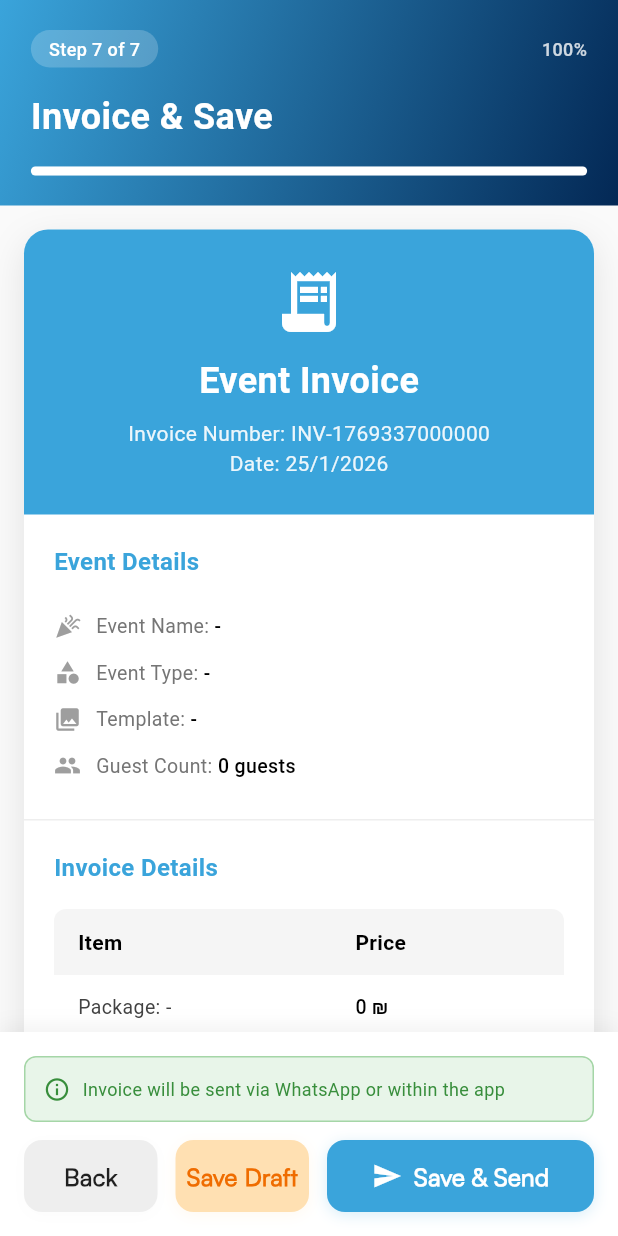
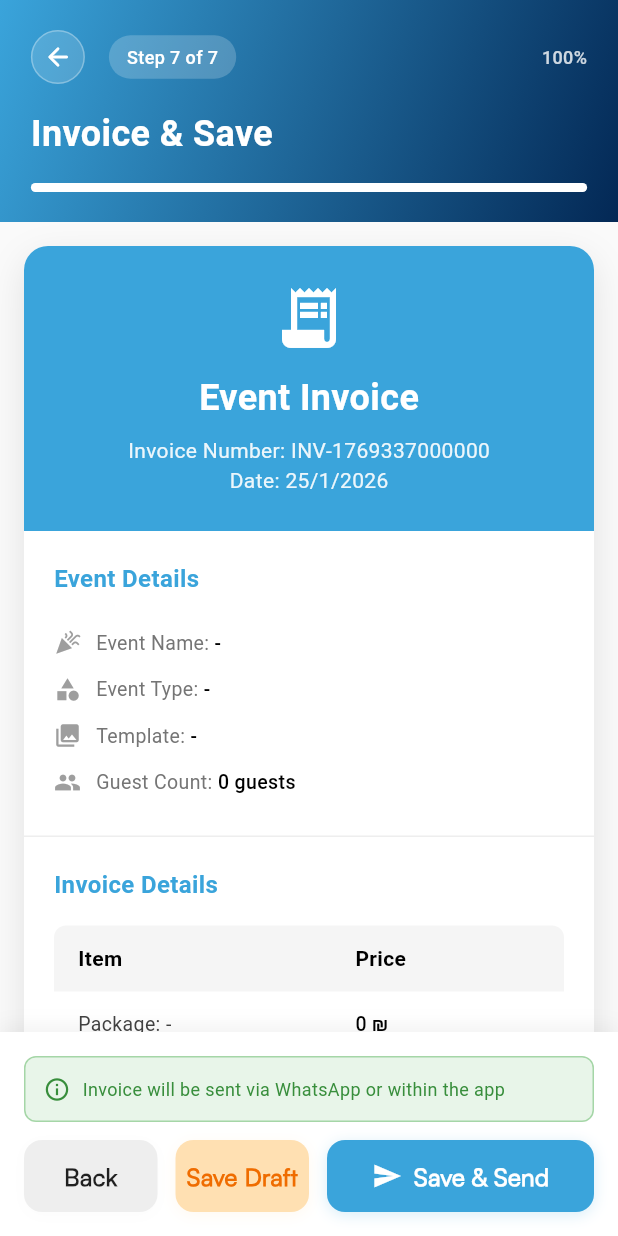
Before and after one commit to AbdullahALQadri/maktoob, a Flutter app: the Page7InvoiceScreen screen opened directly, on a phone screen of 412 x 824 dp. Run offline on Flutter 3.47's test engine with Material 3 defaults, Android fonts, the phone set to English and light mode, and no system bars; our stand-ins replace dartz, device_preview, dio, equatable, file_picker, flutter_bloc and 10 more; missing offline and left inert: excel; accounts and stored records are empty.

Commit message:
new fixed

```diff
--- a/lib/features/invitation/presentation/screens/page2_event_details_screen.dart
+++ b/lib/features/invitation/presentation/screens/page2_event_details_screen.dart
@@ -54,7 +54,9 @@ class _Page2EventDetailsScreenState extends State<Page2EventDetailsScreen> {
 
     return BlocBuilder<InvitationCubit, InvitationState>(
       builder: (context, state) {
-        return Column(
+        return Scaffold(
+          backgroundColor: Colors.grey.shade50,
+          body: Column(
             children: [
               // Step Header
               WizardStepHeader(
@@ -144,6 +146,7 @@ class _Page2EventDetailsScreenState extends State<Page2EventDetailsScreen> {
             // Bottom Buttons
             _buildBottomBar(context, state, l),
           ],
+          ),
         );
       },
     );
--- a/lib/features/invitation/presentation/screens/page7_invoice_screen.dart
+++ b/lib/features/invitation/presentation/screens/page7_invoice_screen.dart
@@ -695,7 +695,8 @@ class _Page7InvoiceScreenState extends State<Page7InvoiceScreen> {
                       : () async {
                           // Capture invoice screenshot first
                           final image = await _captureInvoice();
-                          if (mounted && image != null) {
+                          if (mounted) {
+                            // Save and send even if image capture fails
                             await context
                                 .read<InvitationCubit>()
                                 .saveAndSend(invoiceImage: image);
--- a/lib/features/invitation/presentation/widgets/wizard_step_header.dart
+++ b/lib/features/invitation/presentation/widgets/wizard_step_header.dart
@@ -1,7 +1,9 @@
 import 'package:flutter/material.dart';
+import 'package:flutter_bloc/flutter_bloc.dart';
 
 import '../../../../config/locale/app_localizations.dart';
 import '../../../../core/utils/app_colors.dart';
+import '../cubit/invitation_cubit.dart';
 
 /// Header widget for wizard steps showing progress
 class WizardStepHeader extends StatelessWidget {
@@ -11,6 +13,8 @@ class WizardStepHeader extends StatelessWidget {
   final String? titleAr;
   final String? subtitle;
   final String? subtitleAr;
+  final VoidCallback? onBack;
+  final bool showBackButton;
 
   const WizardStepHeader({
     super.key,
@@ -20,6 +24,8 @@ class WizardStepHeader extends StatelessWidget {
     this.titleAr,
     this.subtitle,
     this.subtitleAr,
+    this.onBack,
+    this.showBackButton = true,
   });
 
   @override
@@ -52,16 +58,49 @@ class WizardStepHeader extends StatelessWidget {
         child: Column(
           crossAxisAlignment: CrossAxisAlignment.start,
           children: [
-            // Step indicator
+            // Back button and Step indicator in same row
             Row(
               children: [
+                // Back button
+                if (showBackButton) ...[
+                  GestureDetector(
+                    onTap: onBack ?? () {
+                      if (currentStep == 1) {
+                        // First step - close the wizard
+                        Navigator.of(context).pop();
+                      } else {
+                        // Go to previous step
+                        context.read<InvitationCubit>().previousStep();
+                      }
+                    },
+                    child: Container(
+                      width: 36,
+                      height: 36,
+                      decoration: BoxDecoration(
+                        color: Colors.white.withValues(alpha: 0.15),
+                        shape: BoxShape.circle,
+                        border: Border.all(
+                          color: Colors.white.withValues(alpha: 0.3),
+                          width: 1,
+                        ),
+                      ),
+                      child: const Icon(
+                        Icons.arrow_back_rounded,
+                        color: Colors.white,
+                        size: 20,
+                      ),
+                    ),
+                  ),
+                  const SizedBox(width: 16),
+                ],
+                // Step indicator
                 Container(
                   padding: const EdgeInsets.symmetric(
                     horizontal: 12,
-                    vertical: 4,
+                    vertical: 6,
                   ),
                   decoration: BoxDecoration(
-                    color: Colors.white.withOpacity(0.2),
+                    color: Colors.white.withValues(alpha: 0.2),
                     borderRadius: BorderRadius.circular(20),
                   ),
                   child: Text(
@@ -77,7 +116,7 @@ class WizardStepHeader extends StatelessWidget {
                 Text(
                   '${(progress * 100).toInt()}%',
                   style: TextStyle(
-                    color: Colors.white.withOpacity(0.8),
+                    color: Colors.white.withValues(alpha: 0.8),
                     fontSize: 12,
                     fontWeight: FontWeight.w500,
                   ),
@@ -102,7 +141,7 @@ class WizardStepHeader extends StatelessWidget {
               Text(
                 subtitle!,
                 style: TextStyle(
-                  color: Colors.white.withOpacity(0.8),
+                  color: Colors.white.withValues(alpha: 0.8),
                   fontSize: 14,
                 ),
               ),
@@ -114,7 +153,7 @@ class WizardStepHeader extends StatelessWidget {
             Container(
               height: 6,
               decoration: BoxDecoration(
-                color: Colors.white.withOpacity(0.2),
+                color: Colors.white.withValues(alpha: 0.2),
                 borderRadius: BorderRadius.circular(3),
               ),
               child: LayoutBuilder(
```
Also changed, not shown: lib/config/screens/main_shell.dart (+19 -12 lines), lib/core/widgets/bottom_navigation.dart (+6 -2 lines), lib/features/invitation/presentation/cubit/invitation_cubit.dart (+7 -2 lines). Lines whose indentation alone changed are shown as unchanged.
